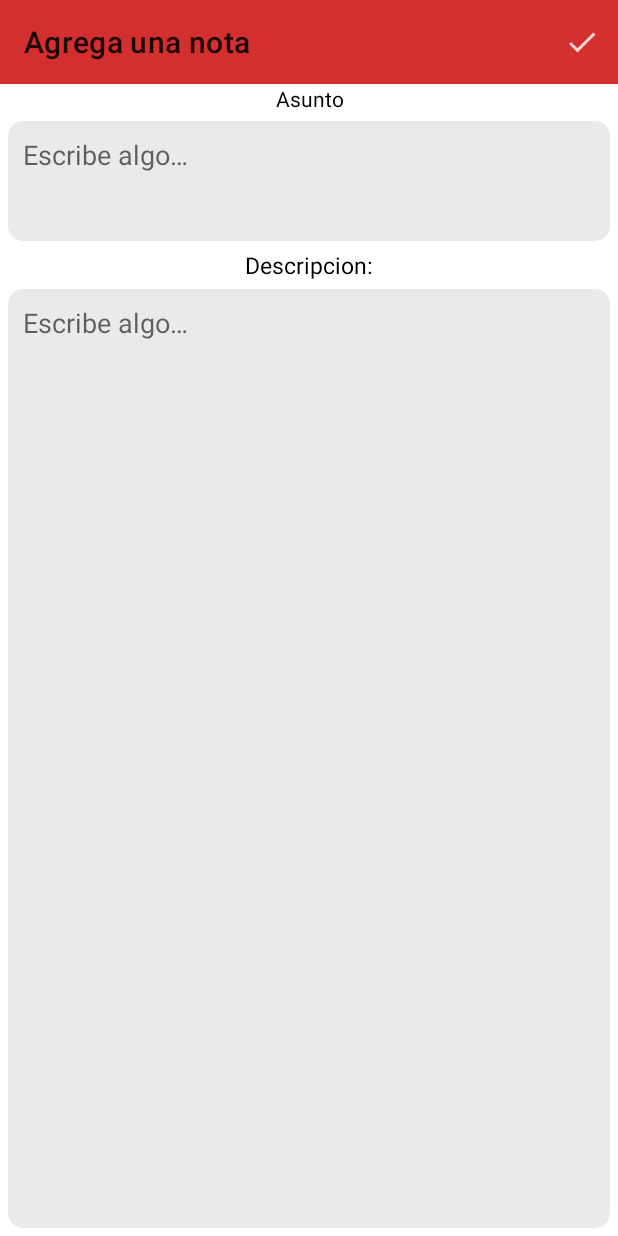
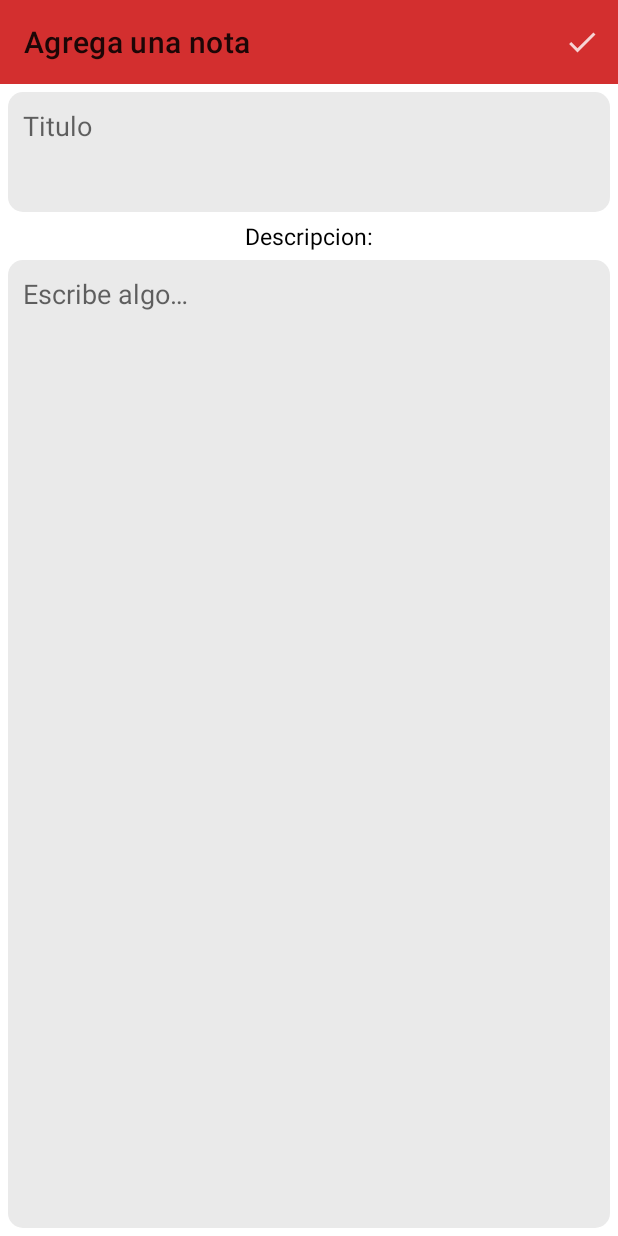
Before and after one commit to josuexsant/Task-App-Android, an Android app: the Edit screen opened directly, with no data from a screen before it, on a phone screen of 412 x 824 dp. Run offline under Robolectric (Android 15) with nearby library versions, the phone set to English and light mode, and no system bars.

Commit message:
Se agrego clase Note

```diff
--- a/app/src/main/java/com/example/task/Edit.java
+++ b/app/src/main/java/com/example/task/Edit.java
@@ -8,23 +8,29 @@ import android.content.Intent;
 import android.os.Bundle;
 import android.view.Menu;
 import android.view.MenuItem;
+import android.widget.EditText;
 import android.widget.Toast;
 
 public class Edit extends AppCompatActivity {
+    private EditText titulo;
+    private EditText texto;
+    private int time = 100;
+    private int noNote = 1;
+    Nota nota[] = new Nota[noNote];
 
     @Override
     protected void onCreate(Bundle savedInstanceState) {
         super.onCreate(savedInstanceState);
         setContentView(R.layout.activity_edit);
-        Toolbar barraEdicion = findViewById(R.id.memuEditar);
+
+        Toolbar barraEdicion = findViewById(R.id.memuEditar);       //Asignamos una toolbar
         setSupportActionBar(barraEdicion);
     }
-    //Metodo para inicar el menu desplegabe
+    //Metodo para el boton de guardar en la toolbar--------------------/
     public boolean onCreateOptionsMenu(Menu menu){
         getMenuInflater().inflate(R.menu.menu_editing, menu);
         return true;
     }
-
     @Override
     public boolean onOptionsItemSelected(@NonNull MenuItem item) {
         if (item.getItemId() == R.id.backtomain){
@@ -36,4 +42,10 @@ public class Edit extends AppCompatActivity {
         }
         return super.onOptionsItemSelected(item);
     }
+
+    public void newNote(){          //Obtenemos los datos de la nota
+        titulo = findViewById(R.id.titulo_note);
+        texto = findViewById(R.id.titulo_note);
+        nota[noNote--] = new Nota(titulo.getText().toString(), texto.getText().toString(), time);
+    }
 }
--- a/app/src/main/res/layout/activity_edit.xml
+++ b/app/src/main/res/layout/activity_edit.xml
@@ -11,8 +11,11 @@
         android:layout_width="match_parent"
         android:layout_height="?attr/actionBarSize"
         android:background="@color/teal_200"
-        app:title="Agrega una nota"
-        app:popupTheme="@style/ThemeOverlay.AppCompat.ActionBar"/>
+        app:layout_constraintEnd_toEndOf="parent"
+        app:layout_constraintStart_toStartOf="parent"
+        app:layout_constraintTop_toTopOf="parent"
+        app:popupTheme="@style/ThemeOverlay.AppCompat.ActionBar"
+        app:title="Agrega una nota" />
 
     <LinearLayout
         android:layout_width="0dp"
@@ -23,21 +26,14 @@
         app:layout_constraintStart_toStartOf="parent"
         app:layout_constraintTop_toBottomOf="@+id/memuEditar">
 
-        <TextView
-            android:layout_width="match_parent"
-            android:layout_height="wrap_content"
-            android:text="@string/info_A2"
-            android:textAlignment="center"
-            android:textColor="@color/black" />
-
         <EditText
-            android:id="@+id/Asunto"
+            android:id="@+id/titulo_note"
             android:layout_width="match_parent"
             android:layout_height="80dp"
             android:layout_margin="5dp"
             android:background="@drawable/boxcircle"
             android:gravity="start"
-            android:hint="@string/hintparatexto"
+            android:hint="@string/info3_A2"
             android:padding="10dp" />
 
         <TextView
@@ -49,7 +45,7 @@
             android:textSize="15sp" />
 
         <EditText
-            android:id="@+id/ContenedorTexto"
+            android:id="@+id/texto_note"
             android:layout_width="match_parent"
             android:layout_height="match_parent"
             android:layout_margin="5dp"
--- a/app/src/main/res/values/strings.xml
+++ b/app/src/main/res/values/strings.xml
@@ -5,6 +5,7 @@
     <string name="titulo_A2">Agrega una nota</string>
     <string name="info_A2">Asunto</string>
     <string name="info2_A3">Descripcion:</string>
+    <string name="info3_A2">Titulo</string>
     <!--String para hint de texto-->
     <string name="hintparatexto">Escribe algo…</string>
     <!--Strings para los menus-->
```
Also changed, not shown: app/src/main/java/com/example/task/Nota.java (added, +48 -0 lines).
